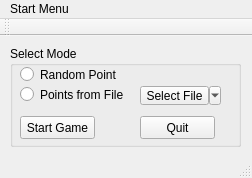
First picture: the form in gui/mainMenu.ui, repository initze/GE_game, before the edit.
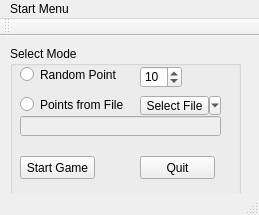
Second picture: the form after the edit.

```diff
--- a/gui/mainMenu.ui
+++ b/gui/mainMenu.ui
@@ -6,8 +6,8 @@
    <rect>
     <x>0</x>
     <y>0</y>
-    <width>252</width>
-    <height>178</height>
+    <width>259</width>
+    <height>215</height>
    </rect>
   </property>
   <property name="windowTitle">
@@ -20,7 +20,7 @@
       <x>10</x>
       <y>10</y>
       <width>231</width>
-      <height>101</height>
+      <height>151</height>
      </rect>
     </property>
     <property name="title">
@@ -31,7 +31,7 @@
       <rect>
        <x>10</x>
        <y>20</y>
-       <width>151</width>
+       <width>101</width>
        <height>17</height>
       </rect>
      </property>
@@ -43,7 +43,7 @@
      <property name="geometry">
       <rect>
        <x>10</x>
-       <y>40</y>
+       <y>50</y>
        <width>151</width>
        <height>17</height>
       </rect>
@@ -56,7 +56,7 @@
      <property name="geometry">
       <rect>
        <x>130</x>
-       <y>40</y>
+       <y>50</y>
        <width>81</width>
        <height>19</height>
       </rect>
@@ -72,7 +72,7 @@
      <property name="geometry">
       <rect>
        <x>10</x>
-       <y>70</y>
+       <y>110</y>
        <width>75</width>
        <height>23</height>
       </rect>
@@ -85,7 +85,7 @@
      <property name="geometry">
       <rect>
        <x>130</x>
-       <y>70</y>
+       <y>110</y>
        <width>75</width>
        <height>23</height>
       </rect>
@@ -94,6 +94,47 @@
       <string>Quit</string>
      </property>
     </widget>
+    <widget class="QSpinBox" name="spinBox">
+     <property name="geometry">
+      <rect>
+       <x>130</x>
+       <y>20</y>
+       <width>42</width>
+       <height>22</height>
+      </rect>
+     </property>
+     <property name="maximum">
+      <number>500</number>
+     </property>
+     <property name="value">
+      <number>10</number>
+     </property>
+    </widget>
+    <widget class="QLineEdit" name="lineEdit_filePath">
+     <property name="enabled">
+      <bool>false</bool>
+     </property>
+     <property name="geometry">
+      <rect>
+       <x>10</x>
+       <y>70</y>
+       <width>201</width>
+       <height>20</height>
+      </rect>
+     </property>
+     <property name="text">
+      <string notr="true"/>
+     </property>
+     <property name="alignment">
+      <set>Qt::AlignRight|Qt::AlignTrailing|Qt::AlignVCenter</set>
+     </property>
+     <property name="dragEnabled">
+      <bool>false</bool>
+     </property>
+     <property name="readOnly">
+      <bool>true</bool>
+     </property>
+    </widget>
    </widget>
   </widget>
   <widget class="QMenuBar" name="menubar">
@@ -101,7 +142,7 @@
     <rect>
      <x>0</x>
      <y>0</y>
-     <width>252</width>
+     <width>259</width>
      <height>21</height>
     </rect>
    </property>
```
Left out of the diff: 16 changed lines with no effect on the pictures.
